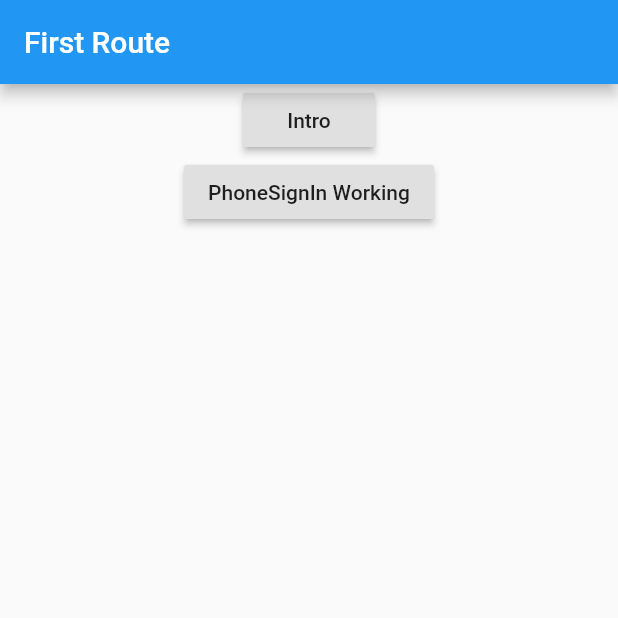
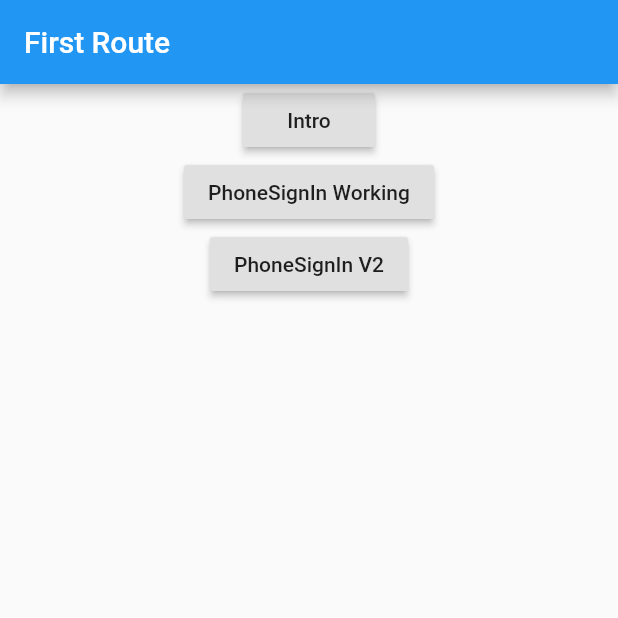
Before and after one commit to thumbeti/swaadv2, a Flutter app: the screen it shows after launch, on a phone screen of 412 x 824 dp, the top half of it. Run offline on Flutter 3.47's test engine with Material 2 defaults, Android fonts, the phone set to English and light mode, and no system bars; our stand-ins replace firebase_auth; accounts and stored records are empty.

Commit message:
Added 2nd phone auth screen

```diff
--- a/lib/main.dart
+++ b/lib/main.dart
@@ -1,6 +1,7 @@
 import 'package:flutter/material.dart';
 import 'package:swaadv2/Intro.dart';
 import 'package:swaadv2/auth/authentication.dart';
+import 'package:swaadv2/auth/phoneAuthV2.dart';
 //void main() => runApp(MyApp());
 
 void main() {
@@ -28,6 +29,10 @@ class MyApp extends StatelessWidget {
               child: Text('PhoneSignIn Working'),
               onPressed: ()  => _pushPage(context, SignInPage()),
             ),
+            RaisedButton(
+              child: Text('PhoneSignIn V2'),
+              onPressed: ()  => _pushPage(context, PhoneAuth()),
+            ),
           ],
         ),
       ),
--- a/pubspec.yaml
+++ b/pubspec.yaml
@@ -53,8 +53,8 @@ flutter:
   uses-material-design: true
 
   # To add assets to your application, add an assets section, like this:
-  # assets:
-  #  - images/a_dot_burr.jpeg
+  assets:
+  - swaad_logo.jpg
   #  - images/a_dot_ham.jpeg
 
   # An image asset can refer to one or more resolution-specific "variants", see
```
